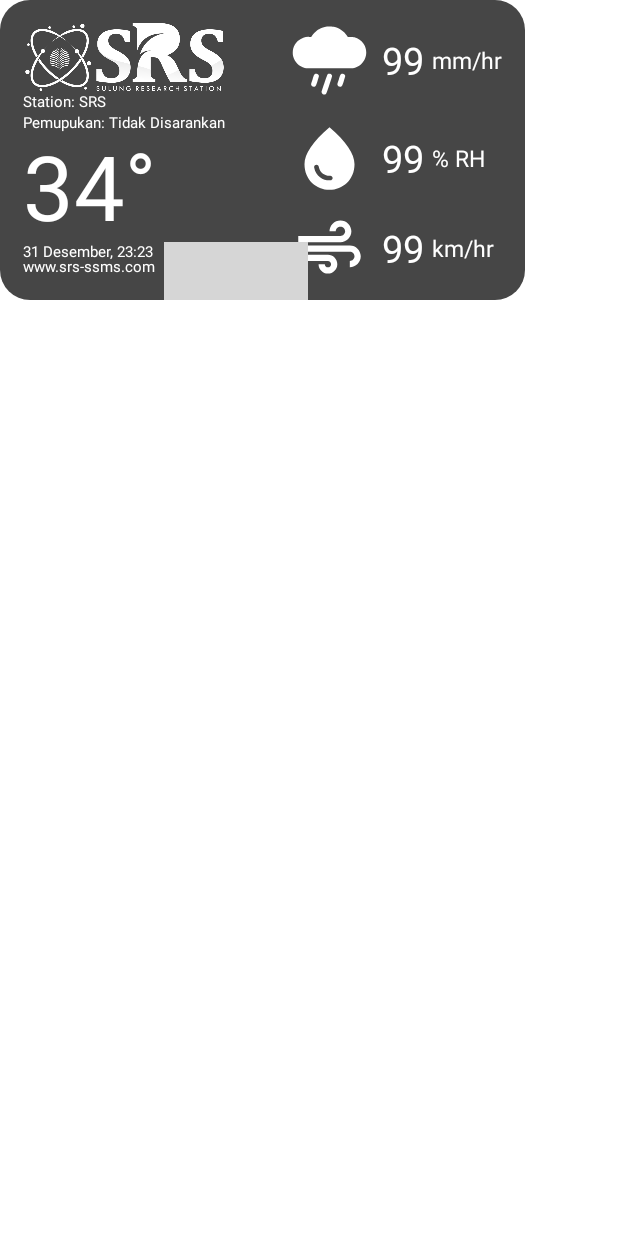
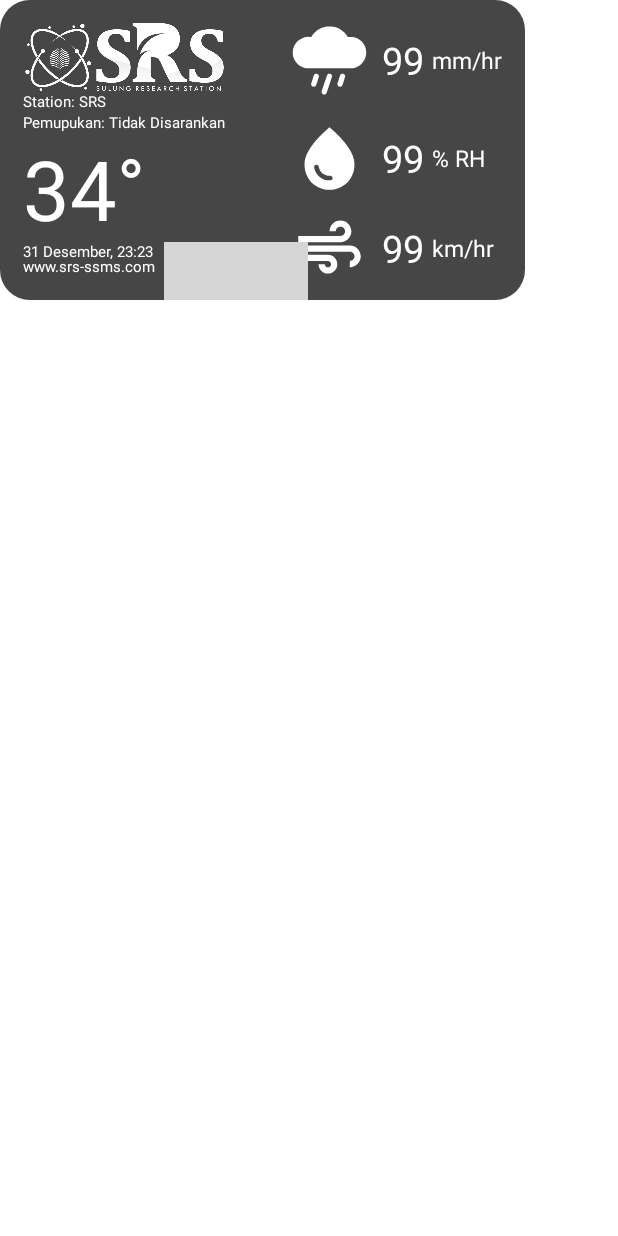
Before and after one commit to sidewinderz0ne/SRS-Weather-Station, an Android app: the layout weather_widget_layout.xml on its own in the app's theme, with its tools: preview values and no code run, on a phone screen of 412 x 824 dp. Run offline under Robolectric (Android 15) with nearby library versions, the light colour scheme and no system bars; network calls fail; grey boxes are pictures that could not be loaded.

Commit message:
Improvement layout and main widget (1)

```diff
--- a/app/src/main/res/layout/weather_widget_layout.xml
+++ b/app/src/main/res/layout/weather_widget_layout.xml
@@ -11,23 +11,21 @@
         android:id="@+id/weatherTemperature"
         android:layout_width="wrap_content"
         android:layout_height="wrap_content"
-        android:layout_marginTop="-5dp"
         android:layout_marginLeft="15dp"
         android:layout_below="@id/recom"
         android:text="34"
         android:textColor="@android:color/white"
-        android:textSize="60sp" />
+        android:textSize="55sp" />
 
     <TextView
         android:id="@+id/degree"
         android:layout_width="wrap_content"
         android:layout_height="wrap_content"
-        android:layout_marginTop="-5dp"
         android:layout_toRightOf="@id/weatherTemperature"
         android:layout_below="@id/recom"
         android:text="°"
         android:textColor="@color/white"
-        android:textSize="55sp" />
+        android:textSize="50sp" />
 
     <LinearLayout
         android:layout_marginLeft="15dp"
```
